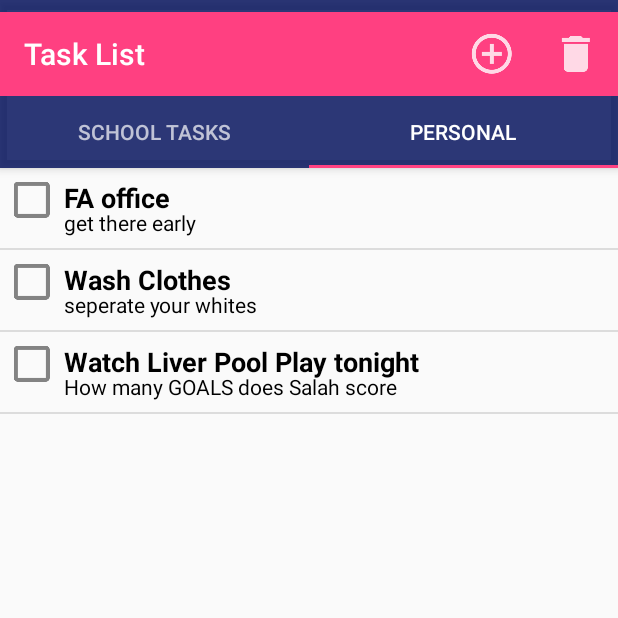
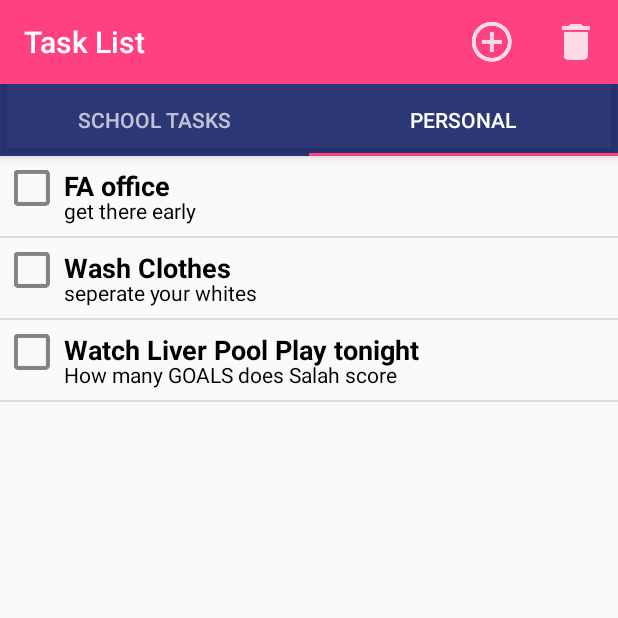
Before and after one commit to CarlosVillamar/TabProject_1, an Android app: the screen it shows after launch (MainActivity), tab 2 chosen, on a phone screen of 412 x 824 dp, the top half of it. Run offline under Robolectric (Android 15) with nearby library versions, the phone set to English and light mode, and no system bars; our stand-ins replace Firebase (no records; nobody signed in at launch, a user with empty details on screens opened directly).

Commit message:
Removed scrolling feature from the toolbar

```diff
--- a/app/src/main/res/layout/activity_main.xml
+++ b/app/src/main/res/layout/activity_main.xml
@@ -12,7 +12,6 @@
         android:id="@+id/appbar"
         android:layout_width="match_parent"
         android:layout_height="wrap_content"
-        android:paddingTop="@dimen/appbar_padding_top"
         android:theme="@style/AppTheme.AppBarOverlay">
 
         <android.support.v7.widget.Toolbar
@@ -21,7 +20,6 @@
             android:layout_height="wrap_content"
             android:layout_weight="1"
             android:background="@color/colorAccent"
-            app:layout_scrollFlags="scroll|enterAlways"
             app:popupTheme="@style/AppTheme.PopupOverlay"
             app:title="@string/app_name">
 
```
